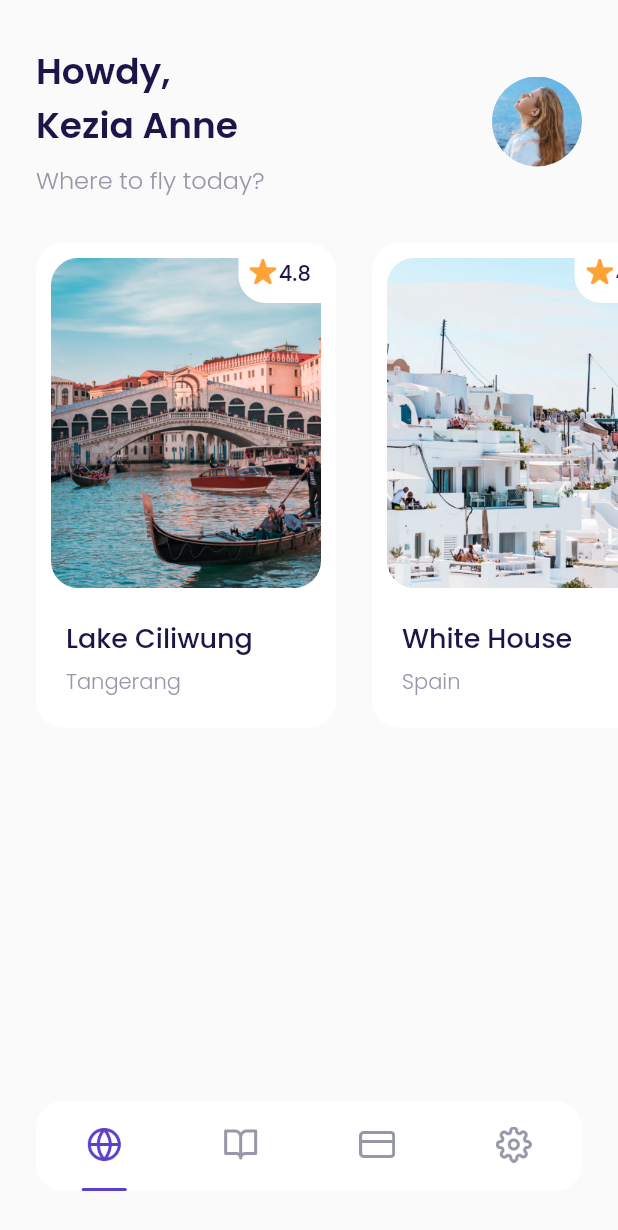
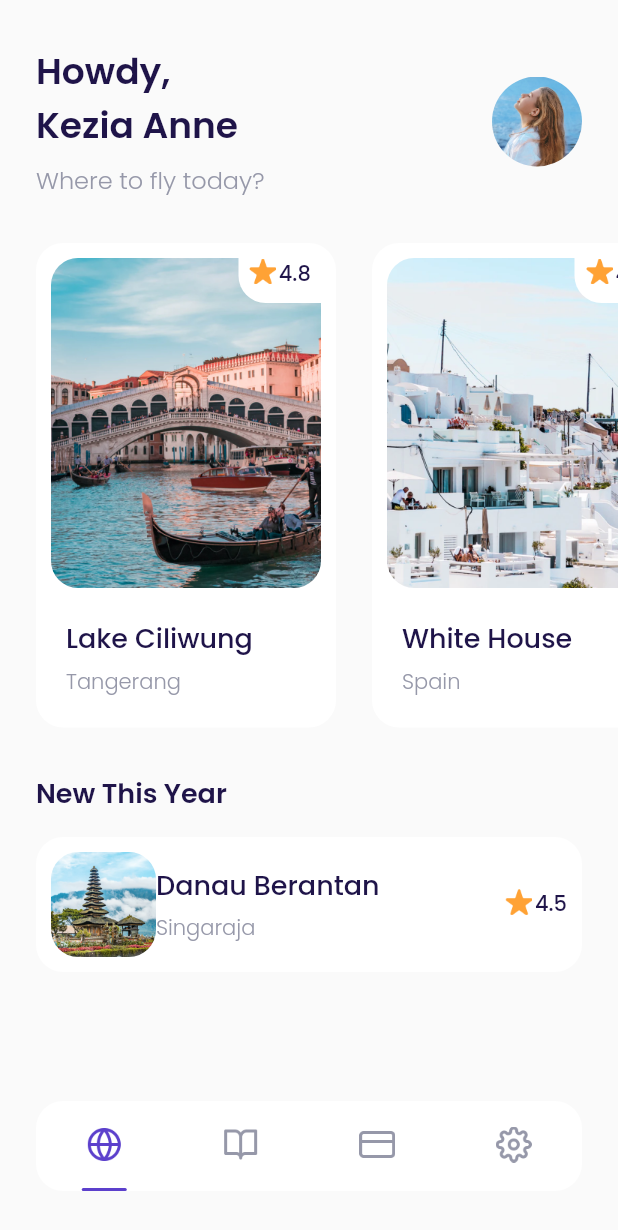
Before and after one commit to anandaadityap/airplane, a Flutter app: the mainPage screen opened by its route, on a phone screen of 412 x 824 dp. Shown: the top 1230 px of the screen. Run offline on Flutter 3.47's test engine with Material 2 defaults, Android fonts, the phone set to English and light mode, and no system bars; our stand-ins replace google_fonts.

Commit message:
Slicing Home => Bagian New Destinations 1

```diff
--- a/lib/ui/pages/home_page.dart
+++ b/lib/ui/pages/home_page.dart
@@ -1,4 +1,5 @@
 import 'package:airplane/ui/widgets/destination_card.dart';
+import 'package:airplane/ui/widgets/destination_tile.dart';
 import 'package:flutter/material.dart';
 import '../../../shared/theme.dart';
 
@@ -101,10 +102,34 @@ class HomePage extends StatelessWidget {
       );
     }
 
+    Widget newDestinations() {
+      return Container(
+        margin: EdgeInsets.only(
+          top: 30,
+          left: defaultMargin,
+          right: defaultMargin,
+        ),
+        child: Column(
+          crossAxisAlignment: CrossAxisAlignment.start,
+          children: [
+            Text(
+              'New This Year',
+              style: blackTextStyle.copyWith(
+                fontWeight: semiBold,
+                fontSize: 18,
+              ),
+            ),
+            DestinationTile(),
+          ],
+        ),
+      );
+    }
+
     return ListView(
       children: [
         header(),
         popularDestinations(),
+        newDestinations(),
       ],
     );
   }
--- /dev/null
+++ b/lib/ui/widgets/destination_tile.dart
@@ -0,0 +1,78 @@
+import 'package:flutter/material.dart';
+import '../../../shared/theme.dart';
+
+class DestinationTile extends StatelessWidget {
+  const DestinationTile({Key? key}) : super(key: key);
+
+  @override
+  Widget build(BuildContext context) {
+    return Container(
+      margin: EdgeInsets.only(top: 16),
+      padding: EdgeInsets.all(10),
+      decoration: BoxDecoration(
+        color: kWhiteColor,
+        borderRadius: BorderRadius.circular(18),
+      ),
+      child: Row(
+        children: [
+          Container(
+            width: 70,
+            height: 70,
+            decoration: BoxDecoration(
+              borderRadius: BorderRadius.circular(18),
+              image: DecorationImage(
+                fit: BoxFit.cover,
+                image: AssetImage('assets/image_destination6.png'),
+              ),
+            ),
+          ),
+          Expanded(
+            child: Column(
+              crossAxisAlignment: CrossAxisAlignment.start,
+              children: [
+                Text(
+                  'Danau Berantan',
+                  style: blackTextStyle.copyWith(
+                    fontSize: 18,
+                    fontWeight: medium,
+                  ),
+                ),
+                SizedBox(
+                  height: 5,
+                ),
+                Text(
+                  'Singaraja',
+                  style: greyTextStyle.copyWith(
+                    fontWeight: light,
+                  ),
+                )
+              ],
+            ),
+          ),
+          Row(
+            mainAxisAlignment: MainAxisAlignment.center,
+            crossAxisAlignment: CrossAxisAlignment.start,
+            children: [
+              Container(
+                width: 18,
+                height: 18,
+                margin: EdgeInsets.only(right: 2),
+                decoration: BoxDecoration(
+                  image: DecorationImage(
+                    image: AssetImage('assets/icon_Star.png'),
+                  ),
+                ),
+              ),
+              Text(
+                '4.5',
+                style: blackTextStyle.copyWith(
+                  fontWeight: medium,
+                ),
+              )
+            ],
+          ),
+        ],
+      ),
+    );
+  }
+}
```
